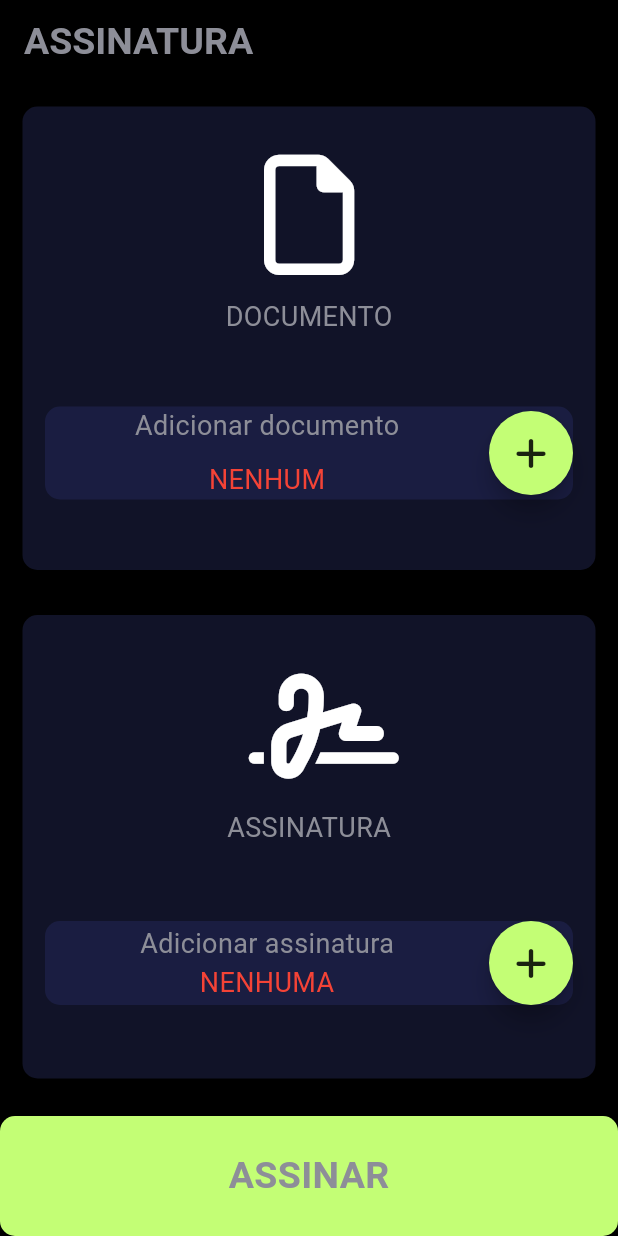
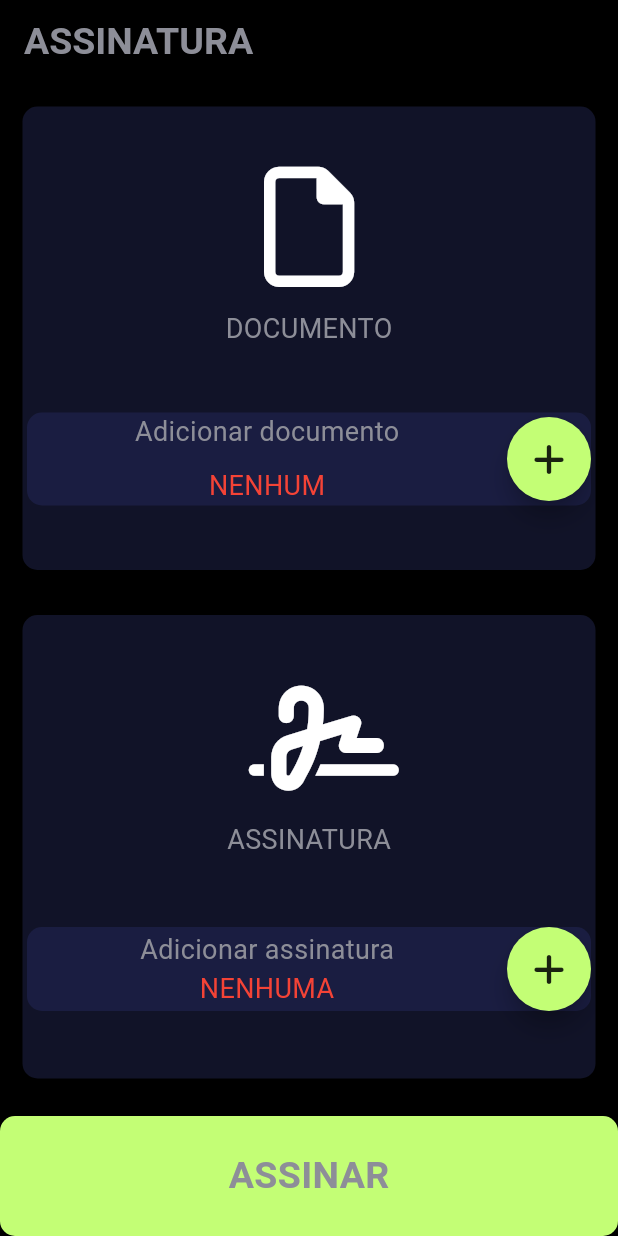
Before and after one commit to jvalsesia/digital_signer, a Flutter app: the screen it shows after launch, on a phone screen of 412 x 824 dp. Run offline on Flutter 3.47's test engine with Material 3 defaults, Android fonts, the phone set to English and light mode, and no system bars; our stand-ins replace dio, file_picker, font_awesome_flutter, jwt_decoder, logger, shared_preferences; missing offline and left inert: syncfusion_flutter_pdfviewer.

Commit message:
Fixing pixels overflow

```diff
--- a/lib/screens/input_screen.dart
+++ b/lib/screens/input_screen.dart
@@ -178,7 +178,7 @@ class _InputScreenState extends State<InputScreen> {
                         Column(
                           children: [
                             Container(
-                              margin: const EdgeInsets.all(15.0),
+                              margin: const EdgeInsets.all(3.0),
                               decoration: BoxDecoration(
                                 color: kButtonContainerColor,
                                 borderRadius: BorderRadius.circular(10.0),
@@ -254,7 +254,7 @@ class _InputScreenState extends State<InputScreen> {
                           mainAxisAlignment: MainAxisAlignment.spaceEvenly,
                           children: [
                             Container(
-                              margin: const EdgeInsets.all(15.0),
+                              margin: const EdgeInsets.all(3.0),
                               decoration: BoxDecoration(
                                 color: kButtonContainerColor,
                                 borderRadius: BorderRadius.circular(10.0),
```
